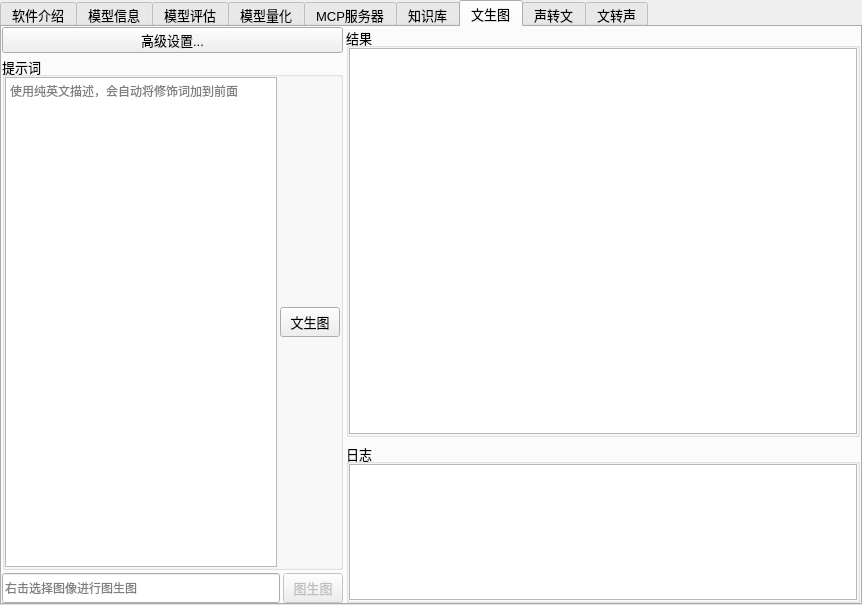
ylsdamxssjxxdd/eva, file src/expend/expend.ui: the form before one commit.
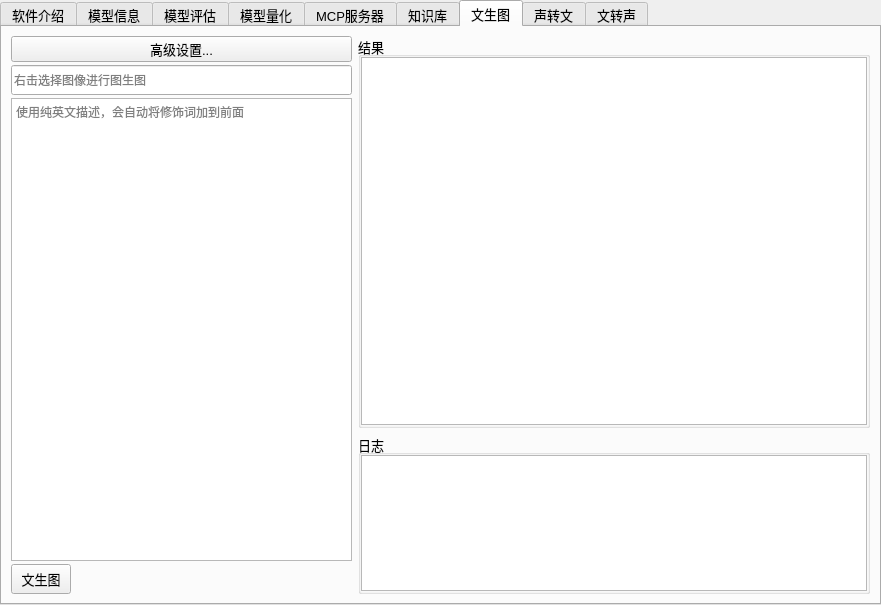
The form after the commit. Custom widgets are drawn as their Qt base class.

Commit message: 优化文生图

Patch:
```diff
--- a/src/expend/expend.ui
+++ b/src/expend/expend.ui
@@ -2015,22 +2015,7 @@
       <attribute name="title">
        <string>文生图</string>
       </attribute>
-      <layout class="QHBoxLayout" name="horizontalLayout_21">
-       <property name="spacing">
-        <number>3</number>
-       </property>
-       <property name="leftMargin">
-        <number>0</number>
-       </property>
-       <property name="topMargin">
-        <number>0</number>
-       </property>
-       <property name="rightMargin">
-        <number>0</number>
-       </property>
-       <property name="bottomMargin">
-        <number>0</number>
-       </property>
+      <layout class="QHBoxLayout" name="horizontalLayout_3">
        <item>
         <widget class="QFrame" name="sd_settings">
          <property name="minimumSize">
@@ -2090,26 +2075,30 @@
            </widget>
           </item>
           <item>
-           <widget class="QGroupBox" name="sd_prompt_groupBox">
-            <property name="title">
-             <string>提示词</string>
+           <widget class="QLineEdit" name="sd_img2img_lineEdit">
+            <property name="minimumSize">
+             <size>
+              <width>0</width>
+              <height>30</height>
+             </size>
             </property>
-            <layout class="QHBoxLayout" name="horizontalLayout_23">
-             <property name="spacing">
-              <number>3</number>
-             </property>
-             <property name="leftMargin">
-              <number>0</number>
-             </property>
-             <property name="topMargin">
-              <number>0</number>
-             </property>
-             <property name="rightMargin">
-              <number>0</number>
-             </property>
-             <property name="bottomMargin">
-              <number>0</number>
-             </property>
+            <property name="maximumSize">
+             <size>
+              <width>16777215</width>
+              <height>30</height>
+             </size>
+            </property>
+            <property name="font">
+             <font>
+              <family>Arial</family>
+              <pointsize>9</pointsize>
+             </font>
+            </property>
+            <property name="placeholderText">
+             <string>右击选择图像进行图生图</string>
+            </property>
+           </widget>
+          </item>
              <item>
               <widget class="QTextEdit" name="sd_prompt_textEdit">
                <property name="font">
@@ -2146,98 +2135,6 @@
                <property name="text">
                 <string>文生图</string>
                </property>
-              </widget>
-             </item>
-            </layout>
-           </widget>
-          </item>
-          <item>
-           <widget class="QFrame" name="sd_frame_img2img">
-            <property name="minimumSize">
-             <size>
-              <width>0</width>
-              <height>0</height>
-             </size>
-            </property>
-            <property name="maximumSize">
-             <size>
-              <width>16777215</width>
-              <height>16777215</height>
-             </size>
-            </property>
-            <property name="frameShape">
-             <enum>QFrame::NoFrame</enum>
-            </property>
-            <property name="frameShadow">
-             <enum>QFrame::Raised</enum>
-            </property>
-            <property name="lineWidth">
-             <number>0</number>
-            </property>
-            <layout class="QHBoxLayout" name="horizontalLayout_20">
-             <property name="spacing">
-              <number>3</number>
-             </property>
-             <property name="leftMargin">
-              <number>0</number>
-             </property>
-             <property name="topMargin">
-              <number>0</number>
-             </property>
-             <property name="rightMargin">
-              <number>0</number>
-             </property>
-             <property name="bottomMargin">
-              <number>0</number>
-             </property>
-             <item>
-              <widget class="QLineEdit" name="sd_img2img_lineEdit">
-               <property name="minimumSize">
-                <size>
-                 <width>0</width>
-                 <height>30</height>
-                </size>
-               </property>
-               <property name="maximumSize">
-                <size>
-                 <width>16777215</width>
-                 <height>30</height>
-                </size>
-               </property>
-               <property name="font">
-                <font>
-                 <family>Arial</family>
-                 <pointsize>9</pointsize>
-                </font>
-               </property>
-               <property name="placeholderText">
-                <string>右击选择图像进行图生图</string>
-               </property>
-              </widget>
-             </item>
-             <item>
-              <widget class="QPushButton" name="sd_img2img_pushButton">
-               <property name="enabled">
-                <bool>false</bool>
-               </property>
-               <property name="minimumSize">
-                <size>
-                 <width>60</width>
-                 <height>30</height>
-                </size>
-               </property>
-               <property name="maximumSize">
-                <size>
-                 <width>60</width>
-                 <height>30</height>
-                </size>
-               </property>
-               <property name="text">
-                <string>图生图</string>
-               </property>
-              </widget>
-             </item>
-            </layout>
            </widget>
           </item>
          </layout>
```
Lines whose indentation alone changed are shown as unchanged. The commit also changes 3 other files.
